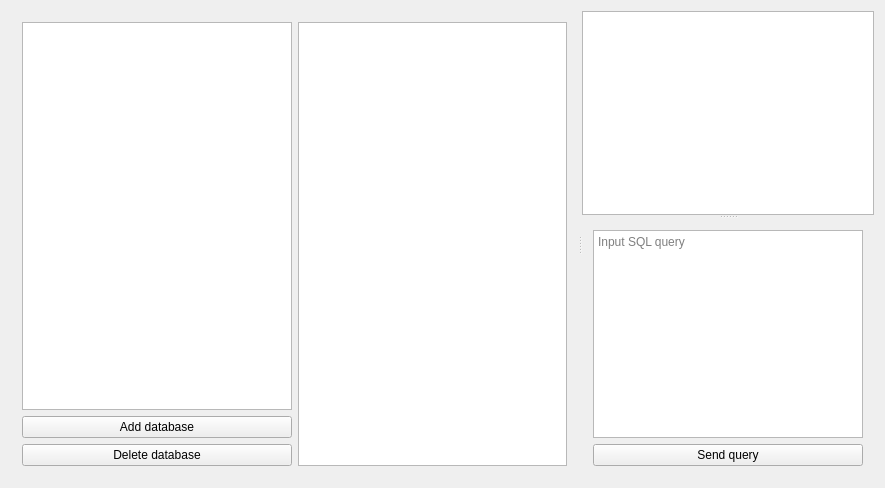
First picture: the form in db_lab2/DoraTheExplorer.ui, repository Iverian/Cpp_lab1, before the edit.
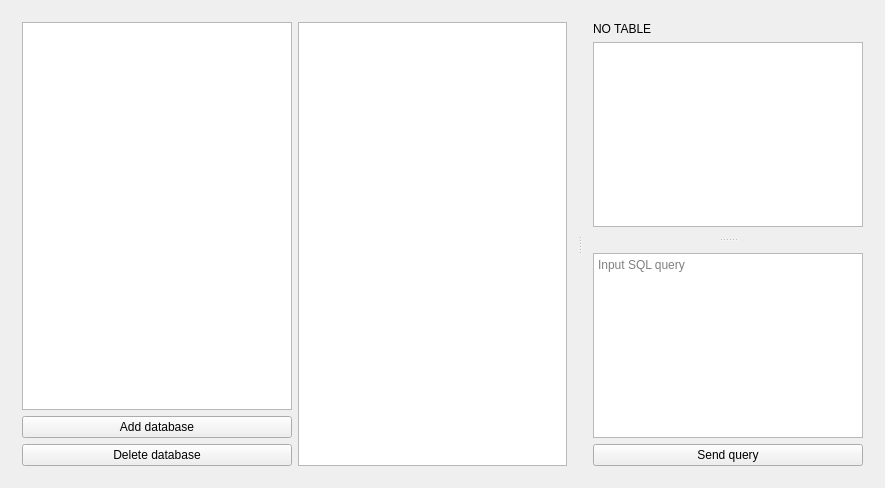
Second picture: the form after the edit. Icons and pictures are not drawn.

Commit message: modified db_lab2 to display current table name

The edit to the form file:
```diff
--- a/db_lab2/DoraTheExplorer.ui
+++ b/db_lab2/DoraTheExplorer.ui
@@ -64,13 +64,26 @@
        <property name="orientation">
         <enum>Qt::Vertical</enum>
        </property>
+       <widget class="QWidget" name="">
+        <layout class="QVBoxLayout" name="verticalLayout_2">
+         <item>
+          <widget class="QLabel" name="tableName">
+           <property name="text">
+            <string>NO TABLE</string>
+           </property>
+          </widget>
+         </item>
+         <item>
        <widget class="QTableView" name="tableView">
         <property name="editTriggers">
          <set>QAbstractItemView::NoEditTriggers</set>
         </property>
        </widget>
-       <widget class="QWidget" name="layoutWidget">
-        <layout class="QVBoxLayout" name="verticalLayout_2">
+         </item>
+        </layout>
+       </widget>
+       <widget class="QWidget" name="">
+        <layout class="QVBoxLayout" name="verticalLayout_3">
          <item>
           <widget class="QPlainTextEdit" name="queryInput">
            <property name="placeholderText">
```
Lines whose indentation alone changed are shown as unchanged. The commit also changes 14 other files.
